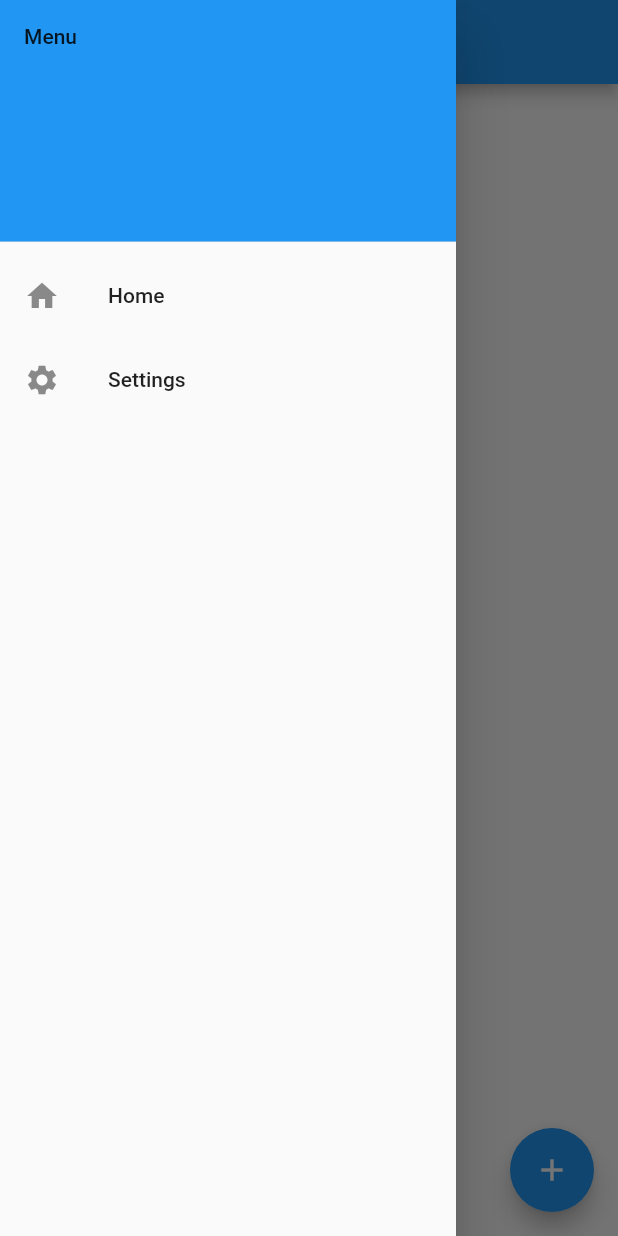
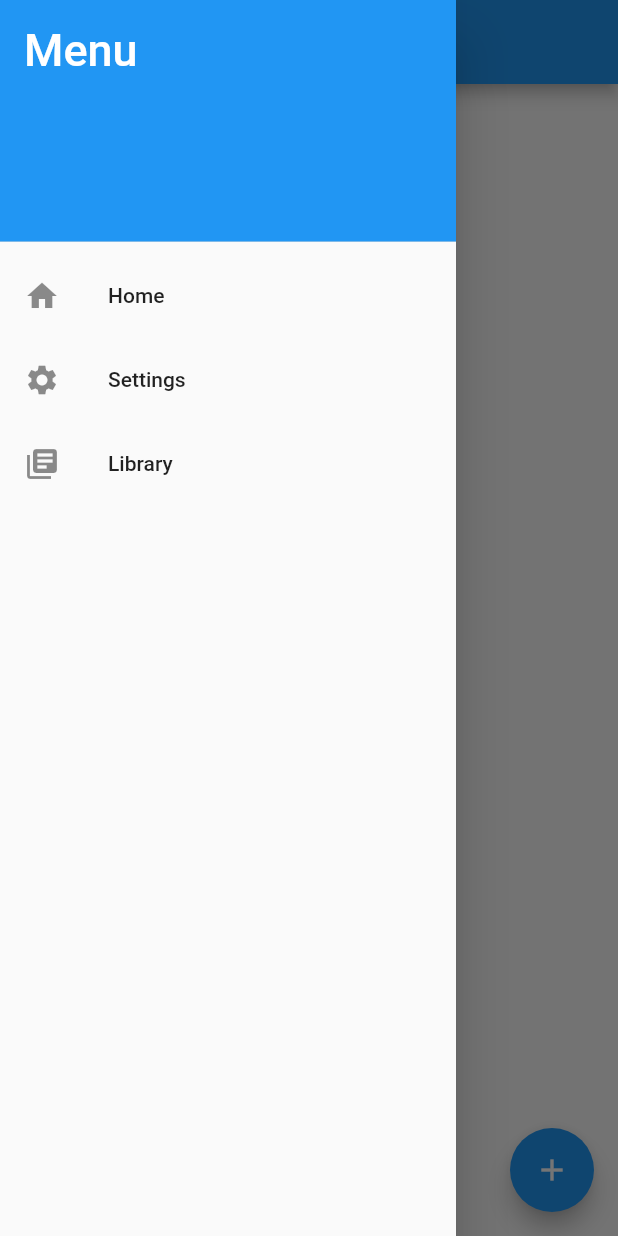
Before and after one commit to hegeds/digital_library, a Flutter app: the screen it shows after launch, with the side drawer open, on a phone screen of 412 x 824 dp. Run offline on Flutter 3.47's test engine with Material 2 defaults, Android fonts, the phone set to English and light mode, and no system bars; our stand-ins replace sqflite; missing offline and left inert: flutter_barcode_scanner; accounts and stored records are empty.

Commit message:
feat(pages): Create library page

```diff
--- a/lib/main.dart
+++ b/lib/main.dart
@@ -1,4 +1,5 @@
 import 'package:flutter/material.dart';
+import 'package:private_library/library.dart';
 import 'package:private_library/settings.dart';
 
 import './home.dart';
@@ -21,7 +22,8 @@ class MyApp extends StatelessWidget {
       initialRoute: '/',
       routes: {
         '/': (context) => const MyHomePage(),
-        '/settings': (context) => const SettingsPage()
+        '/settings': (context) => const SettingsPage(),
+        '/library': (context) => const LibraryPage(),
       },
     );
   }
--- a/lib/navbar.dart
+++ b/lib/navbar.dart
@@ -7,10 +7,15 @@ class NavDrawer extends Drawer {
       : super(
             key: key,
             child: ListView(
+              primary: true,
               children: [
                 const DrawerHeader(
-                    decoration: BoxDecoration(color: Colors.blue),
-                    child: Text('Menu')),
+                  decoration: BoxDecoration(color: Colors.blue),
+                  child: Text(
+                    'Menu',
+                    style: TextStyle(fontSize: 30, color: Colors.white),
+                  ),
+                ),
                 ListTile(
                   leading: const Icon(Icons.home),
                   title: const Text('Home'),
@@ -25,6 +30,13 @@ class NavDrawer extends Drawer {
                     Navigator.pushNamed(context, '/settings');
                   },
                 ),
+                ListTile(
+                  leading: const Icon(Icons.library_books),
+                  title: const Text('Library'),
+                  onTap: () {
+                    Navigator.pushNamed(context, '/library');
+                  },
+                ),
               ],
             ));
 }
```
Also changed, not shown: lib/home.dart (+9 -0 lines), lib/library.dart (added, +47 -0 lines).
